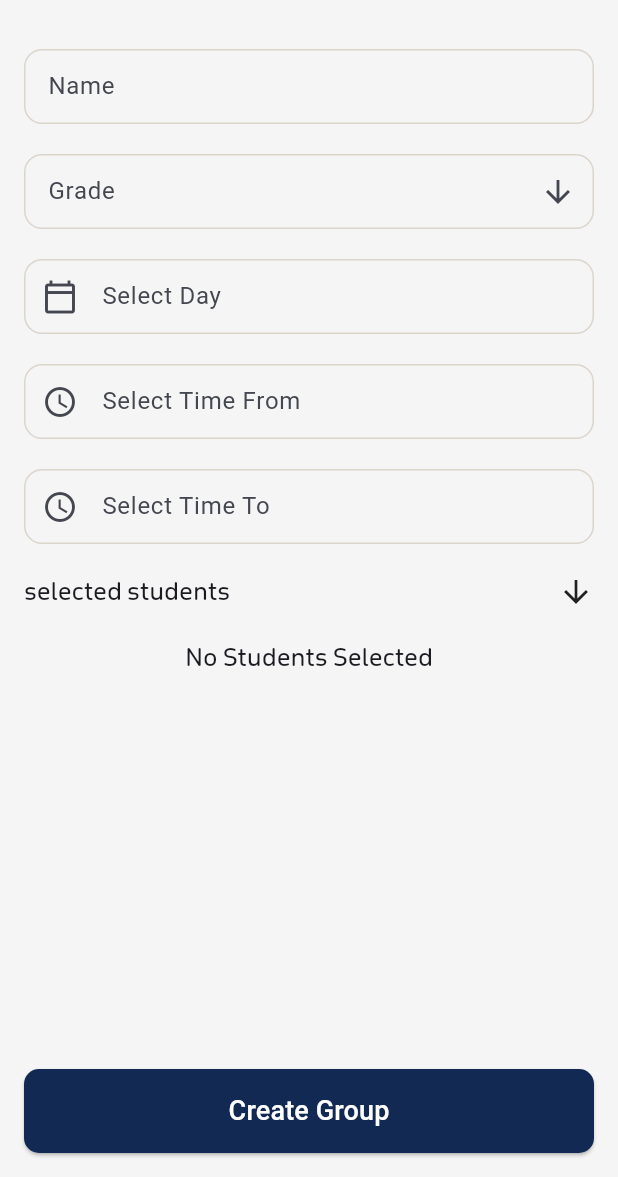
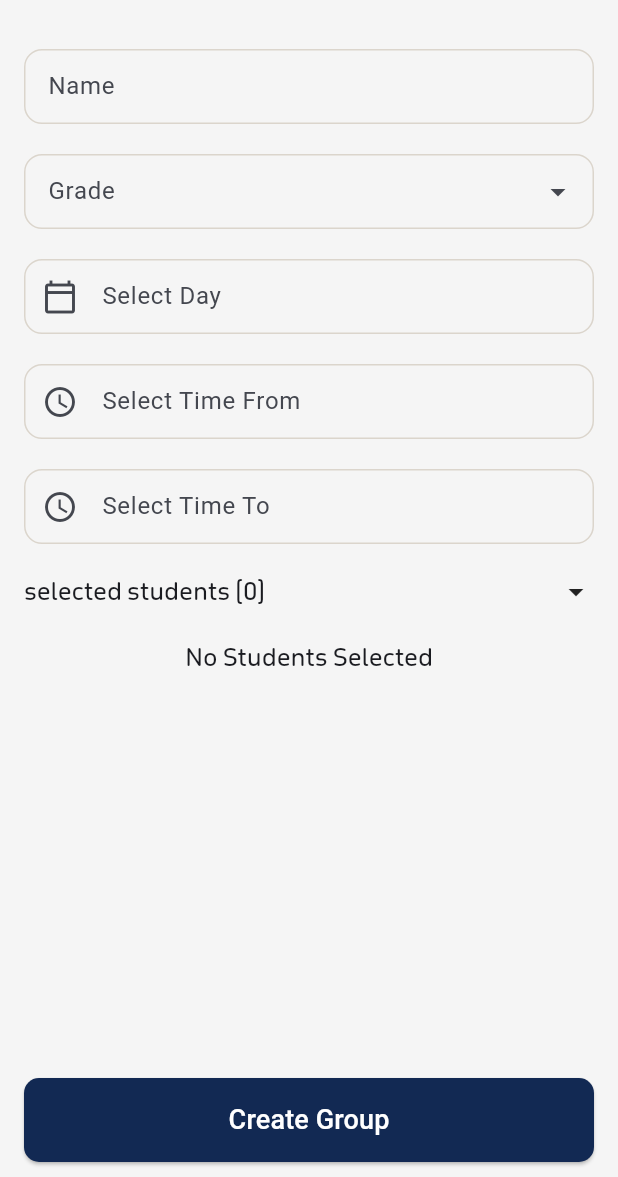
Before and after one commit to AbdoAi2025/app-Teacher, a Flutter app: the CreateGroupScreen screen opened by its route, on a phone screen of 412 x 824 dp, the part 59-1236 px from its top. Run offline on Flutter 3.47's test engine with Material 3 defaults, Android fonts, the phone set to English and light mode, and no system bars; our stand-ins replace country_code_picker, dio, flutter_native_contact_picker, flutter_svg, form_field_validator, get and 5 more; missing offline and left inert: flutter_alice, shake, talker_dio_logger; accounts and stored records are empty; network calls fail; statements that could not run were skipped.

Commit message:
Enhance UI consistency and layout
This commit introduces several UI improvements:

- **Dropdown Icon:** Replaced `Icon(Icons.arrow_downward)` with a new `DropdownIconWidget` (using `Icons.arrow_drop_down`) in `AddStudentScreen` and `CreateGroupScreen` for grade selection fields.
- **Search/Close Icon Padding:** Added horizontal padding to the search and close icons in the app bars of `StudentsScreen` and `SessionDetailsScreen` for better touch targets and visual spacing.
- **Save Button Safe Area:** Wrapped the save button in `CreateGroupScreen` with `SafeArea` to prevent overlap with system UI elements.
- **Selected Students Display in Create Group:**
    - Changed the layout of selected students from a vertical `ListView` to a horizontal `Wrap` layout.
    - Each selected student item is now a `Card` with a light background color (`AppColors.appBarBackgroundColor`) and uses a delete icon (`Icons.delete_outline`) with the main app color for removal.
    - The "Selected Students" title now includes a count of selected students.
- **Week Days Bottom Sheet:**
    - Added padding around the content of the `WeekDaysSelectionBottomSheet`.
    - Included a title "Select Day" at the top of the bottom sheet.
    - Ensured the bottom sheet respects safe areas and is draggable.

```diff
--- a/lib/screens/create_group/create_group_screen.dart
+++ b/lib/screens/create_group/create_group_screen.dart
@@ -337,6 +337,7 @@ import '../../themes/app_colors.dart';
 import '../../widgets/app_text_field_widget.dart';
 import '../../widgets/app_toolbar_widget.dart';
 import '../../widgets/dialog_loading_widget.dart';
+import '../../widgets/dropdown_icon_widget.dart';
 import '../../widgets/item_selection_widget/student_list_selection_widget.dart';
 import 'create_group_controller.dart';
 import 'students_selection/student_list_selection_widget.dart';
@@ -369,7 +370,7 @@ class CreateGroupScreenState extends State<CreateGroupScreen> {
     return Scaffold(
       appBar: AppToolbarWidget.appBar(title: getScreenTitle()),
       body: _content(),
-      bottomNavigationBar: _saveButton(),
+      bottomNavigationBar: SafeArea(child: _saveButton()),
     );
   }
 
@@ -423,7 +424,7 @@ class CreateGroupScreenState extends State<CreateGroupScreen> {
         label: "Grade".tr,
         hint: "Grade".tr,
         readOnly: true,
-        suffixIcon: Icon(Icons.arrow_downward),
+        suffixIcon: DropdownIconWidget(),
         validator: MultiValidator([
           RequiredValidator(errorText: "Grade is required".tr),
         ]).call,
@@ -488,8 +489,8 @@ class CreateGroupScreenState extends State<CreateGroupScreen> {
             (pickedTime) => getController().onTimeToSelected(pickedTime));
       });
 
-  _saveButton() => Padding(
-        padding: const EdgeInsets.all(16.0),
+ Widget _saveButton() => Padding(
+        padding: const EdgeInsets.symmetric(horizontal: 16.0 , vertical: 10),
         child: PrimaryButtonWidget(
           onClick: onSaveGroupClick,
           text: getSubmitButtonText(),
@@ -513,8 +514,13 @@ class CreateGroupScreenState extends State<CreateGroupScreen> {
   }
 
   _selectedStudentsList() {
+
+    return Obx((){
+      var value = getController().selectedStudentsRx.value;
+      var selectedStudentsCount = value.length;
+
       return Column(
-      spacing: 20,
+        spacing: 0,
         crossAxisAlignment: CrossAxisAlignment.start,
         mainAxisSize: MainAxisSize.min,
         children: [
@@ -523,14 +529,20 @@ class CreateGroupScreenState extends State<CreateGroupScreen> {
               onTap: _onSelectStudentsClick,
               child: Row(
                 children: [
-                Expanded(child: AppTextWidget("Selected Students".tr)),
-                Icon(Icons.arrow_downward)
+                  Expanded(child: AppTextWidget("${"Selected Students".tr} ($selectedStudentsCount)")),
+                  DropdownIconWidget()
                 ],
               )),
           /*Show students list*/
-        _selectedStudentsState()
+          _selectedStudentList(value)
         ],
       );
+
+    });
+
+
+
+
   }
 
   void _onSelectStudentsClick() {
@@ -597,13 +609,6 @@ class CreateGroupScreenState extends State<CreateGroupScreen> {
         enableDrag: true);
   }
 
-  _selectedStudentsState() {
-    return Obx(() {
-      var selectedStudents = getController().selectedStudentsRx.value;
-      return _selectedStudentList(selectedStudents);
-    });
-  }
-
   _selectedStudentList(List<StudentSelectionItemUiState> students) {
     var items = students;
 
@@ -611,16 +616,12 @@ class CreateGroupScreenState extends State<CreateGroupScreen> {
       return _emptyStudentsSelection();
     }
 
-    return ListView.separated(
-        shrinkWrap: true,
-        itemBuilder: (context, index) {
-          var item = items[index];
-          return _selectedStudentItem(item);
-        },
-        separatorBuilder: (context, index) => Container(
-              height: 10,
-            ),
-        itemCount: items.length);
+    return Wrap(
+      spacing: 10,
+      children: [
+        ...students.map((item) =>  _selectedStudentItem(item),)
+      ],
+    );
   }
 
   Widget _errorMessage(StudentsSelectionStateError value) {
@@ -628,21 +629,27 @@ class CreateGroupScreenState extends State<CreateGroupScreen> {
   }
 
   _selectedStudentItem(StudentSelectionItemUiState item) {
-    return Card(
+    return Padding(
+      padding: const EdgeInsets.only(top: 15.0),
+      child: Card(
           margin: EdgeInsets.zero,
+          color: AppColors.appBarBackgroundColor,
           elevation: 2,
-        child: Padding(
+          child: Container(
             padding: const EdgeInsets.all(8.0),
             child: Row(
+              spacing: 10,
+              mainAxisSize: MainAxisSize.min,
               children: [
                 AppTextWidget(item.studentName),
-              Spacer(),
+                // Spacer(),
                 InkWell(
                     onTap: () => getController().onRemoveStudentClick(item),
-                  child: Icon(Icons.remove))
+                    child: Icon(Icons.delete_outline , color: AppColors.appMainColor,))
               ],
             ),
-        ));
+          )),
+    );
   }
 
   void showError(CreateGroupStateError result) {
@@ -651,7 +658,10 @@ class CreateGroupScreenState extends State<CreateGroupScreen> {
 
   _emptyStudentsSelection() {
     return Center(
+      child: Padding(
+        padding: const EdgeInsets.all(20.0),
         child: AppTextWidget("No Students Selected".tr),
+      ),
     );
   }
 
--- /dev/null
+++ b/lib/widgets/dropdown_icon_widget.dart
@@ -0,0 +1,13 @@
+import 'package:flutter/material.dart';
+
+class DropdownIconWidget extends StatelessWidget{
+  const DropdownIconWidget({super.key});
+
+  @override
+  Widget build(BuildContext context) {
+   return Icon(Icons.arrow_drop_down);
+  }
+
+
+
+}
```
Also changed, not shown: lib/bottomsheets/week_days_selection_bottom_sheet.dart (+15 -4 lines), lib/screens/session_details/session_details_screen.dart (+36 -29 lines), lib/screens/student_add/add_student_screen.dart (+4 -3 lines), lib/screens/students_list/students_screen.dart (+8 -2 lines). Lines whose indentation alone changed are shown as unchanged.
